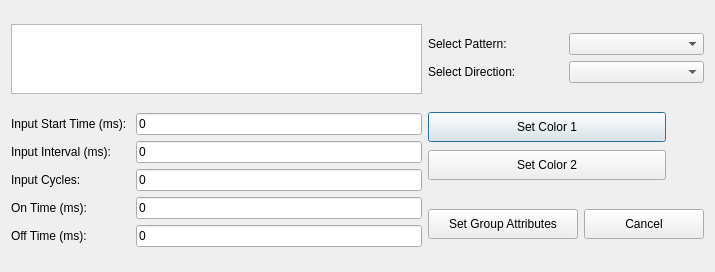
sonderswag/Modular-LED-HRI-, file GUI_Code/BlockTrial/behaviorwindow.ui: the form before one commit.
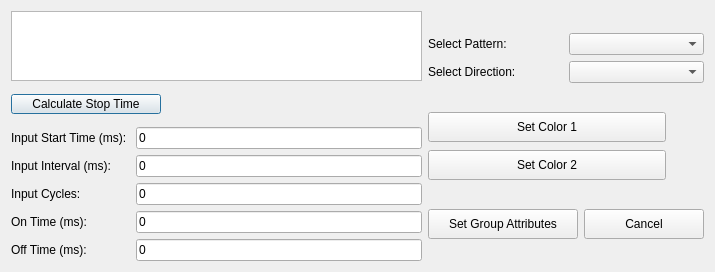
The form after the commit. Custom widgets are drawn as their Qt base class.

What changed in the file:
```diff
--- a/GUI_Code/BlockTrial/behaviorwindow.ui
+++ b/GUI_Code/BlockTrial/behaviorwindow.ui
@@ -13,7 +13,7 @@
   <property name="windowTitle">
    <string>Dialog</string>
   </property>
-  <layout class="QHBoxLayout" name="horizontalLayout_7">
+  <layout class="QHBoxLayout" name="horizontalLayout_8">
    <item>
     <layout class="QVBoxLayout" name="verticalLayout_6">
      <item>
@@ -26,6 +26,30 @@
        </property>
       </widget>
      </item>
+     <item>
+      <layout class="QHBoxLayout" name="horizontalLayout_7">
+       <item>
+        <widget class="QPushButton" name="calcStopTimeLabel">
+         <property name="maximumSize">
+          <size>
+           <width>150</width>
+           <height>20</height>
+          </size>
+         </property>
+         <property name="text">
+          <string>Calculate Stop Time</string>
+         </property>
+        </widget>
+       </item>
+       <item>
+        <widget class="QLabel" name="stopTimeLabel">
+         <property name="text">
+          <string/>
+         </property>
+        </widget>
+       </item>
+      </layout>
+     </item>
      <item>
       <layout class="QHBoxLayout" name="horizontalLayout_3">
        <item>
```
